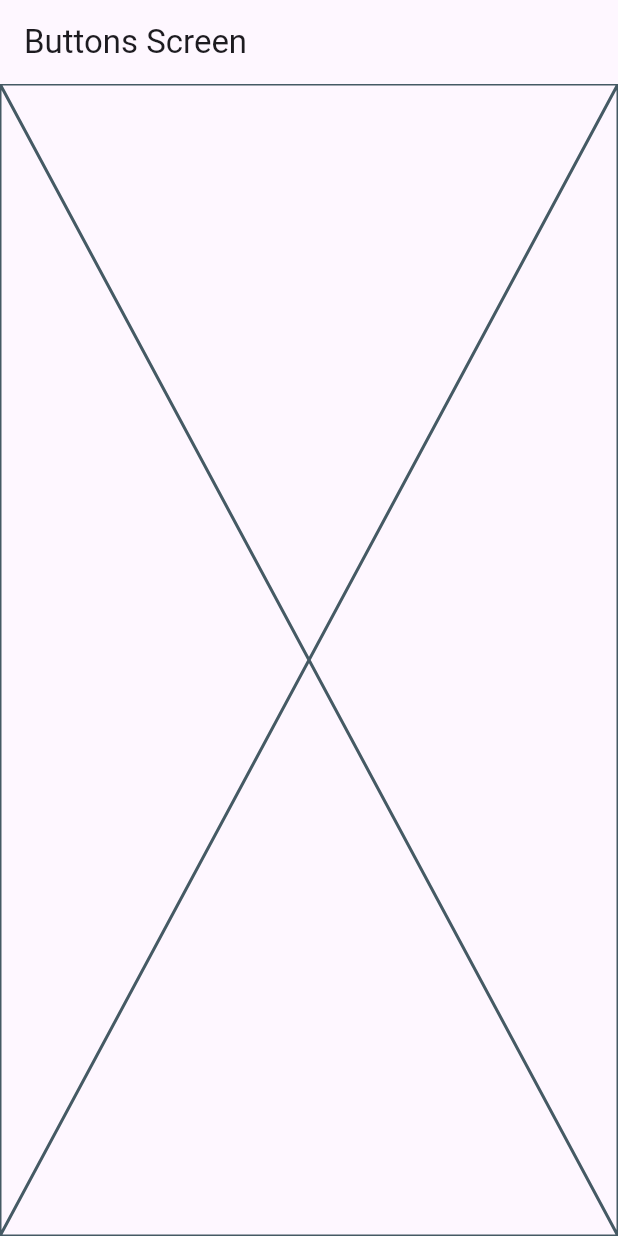
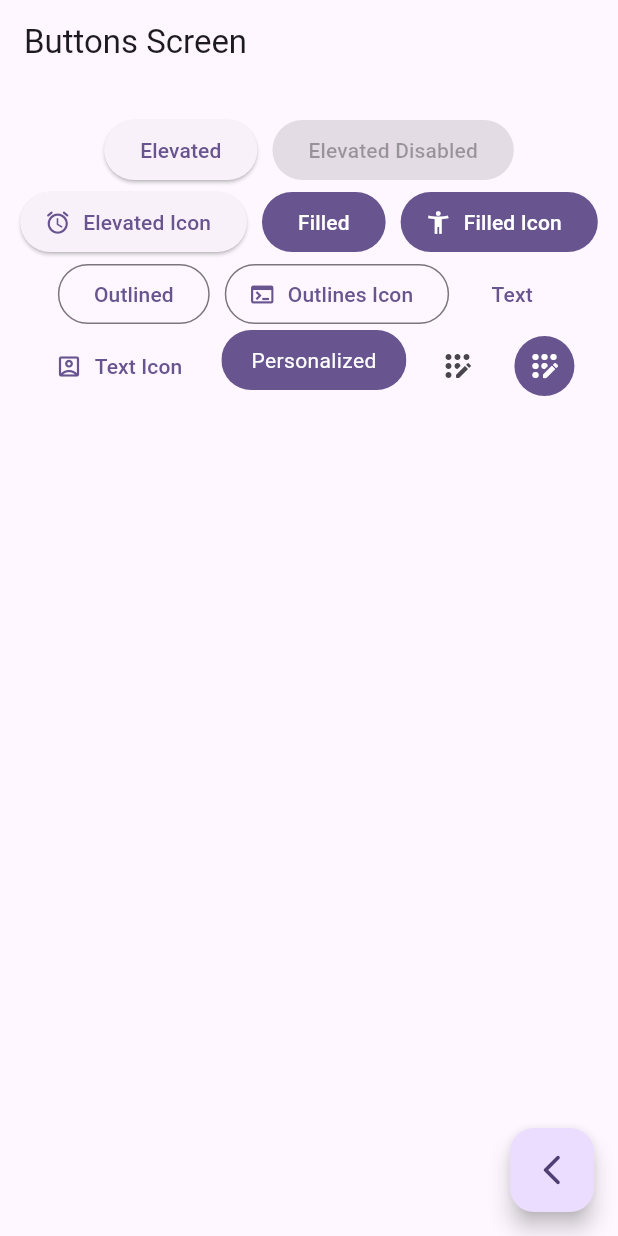
Before and after one commit to and-r22/widgets_app, a Flutter app: the ButtonsScreen screen opened by its route, on a phone screen of 412 x 824 dp. Run offline on Flutter 3.47's test engine with Material 3 defaults, Android fonts, the phone set to English and light mode, and no system bars; our stand-ins replace go_router.

Commit message:
update button screen

```diff
--- a/analysis_options.yaml
+++ b/analysis_options.yaml
@@ -5,3 +5,4 @@ analyzer:
     eol_at_end_of_file: ignore
     require_trailing_commas: ignore
     sort_constructors_first: ignore
+    lines_longer_than_80_chars: ignore
--- a/lib/main.dart
+++ b/lib/main.dart
@@ -1,9 +1,6 @@
 import 'package:flutter/material.dart';
 import 'package:widgets_app/config/router/app_router.dart';
 import 'package:widgets_app/config/theme/app_theme.dart';
-import 'package:widgets_app/presentation/screens/buttons/buttons_screen.dart';
-import 'package:widgets_app/presentation/screens/cards/cards_screen.dart';
-import 'package:widgets_app/presentation/screens/home/home_screen.dart';
 
 void main() {
   runApp(const MainApp());
--- a/lib/presentation/screens/buttons/buttons_screen.dart
+++ b/lib/presentation/screens/buttons/buttons_screen.dart
@@ -1,4 +1,5 @@
 import 'package:flutter/material.dart';
+import 'package:go_router/go_router.dart';
 
 class ButtonsScreen extends StatelessWidget {
 
@@ -12,7 +13,125 @@ class ButtonsScreen extends StatelessWidget {
       appBar: AppBar(
         title: const Text('Buttons Screen'),
       ),
-      body: const Placeholder(),
+      body: const _ButtonsView(),
+      floatingActionButton: FloatingActionButton(
+        child: const Icon( Icons.arrow_back_ios_new_rounded ),
+        onPressed: () {
+          context.pop();
+        }
+      ),
     );
   }
 }
+
+class _ButtonsView extends StatelessWidget {
+  const _ButtonsView();
+
+  @override
+  Widget build(BuildContext context) {
+
+    final colors = Theme.of(context).colorScheme;
+
+    return SizedBox(
+      width: double.infinity,
+      child: Padding(
+        padding: const EdgeInsets.symmetric(horizontal: 10, vertical: 20),
+        child: Wrap(
+          spacing: 10,
+          alignment: WrapAlignment.center,
+          children: [
+            ElevatedButton(
+              onPressed: () {},
+              child: const Text('Elevated')
+            ),
+
+            const ElevatedButton(
+              onPressed: null,
+              child: Text('Elevated Disabled')
+            ),
+
+            ElevatedButton.icon(
+              onPressed: () {},
+              icon: const Icon( Icons.access_alarm_rounded),
+              label: const Text('Elevated Icon')
+            ),
+
+            FilledButton(
+              onPressed: () {},
+            child: const Text('Filled')
+            ),
+
+            FilledButton.icon(
+              onPressed: () {},
+              icon: const Icon( Icons.accessibility_new ),
+              label: const Text('Filled Icon')
+            ),
+
+            OutlinedButton(
+              onPressed: () {},
+              child: const Text('Outlined')
+            ),
+
+            OutlinedButton.icon(
+              onPressed: () {},
+              icon: const Icon(Icons.terminal ),
+              label: const Text('Outlines Icon'),
+            ),
+
+            TextButton(
+              onPressed: () {},
+              child: const Text('Text')
+            ),
+
+            TextButton.icon(
+              onPressed: () {},
+              icon: const Icon(Icons.account_box_outlined),
+              label: const Text('Text Icon'),
+            ),
+
+            const CustomButton(),
+
+            IconButton(
+              onPressed: () {},
+              icon: const Icon(Icons.app_registration_rounded),
+            ),
+
+            IconButton(
+              onPressed: () {},
+              icon: const Icon(Icons.app_registration_rounded),
+              style: ButtonStyle(
+                backgroundColor: WidgetStatePropertyAll(colors.primary),
+                iconColor: const WidgetStatePropertyAll(Colors.white)
+              ),
+            )
+
+          ],
+        ),
+      ),
+    );
+  }
+}
+
+class CustomButton extends StatelessWidget {
+  const CustomButton({super.key});
+
+  @override
+  Widget build(BuildContext context) {
+
+    final colors = Theme.of(context).colorScheme;
+
+    return ClipRRect(
+      borderRadius: BorderRadius.circular(20),
+      child: Material(
+        color: colors.primary,
+        child: InkWell(
+          onTap: () {},
+          child: const Padding(
+            padding: EdgeInsets.symmetric(horizontal: 20, vertical: 10),
+            child: Text('Personalized', style: TextStyle(color: Colors.white),),
+          ),
+        ),
+      ),
+    );
+  }
+}
--- a/lib/presentation/screens/home/home_screen.dart
+++ b/lib/presentation/screens/home/home_screen.dart
@@ -1,7 +1,6 @@
 import 'package:flutter/material.dart';
 import 'package:go_router/go_router.dart';
 import 'package:widgets_app/config/menu/menu_items.dart';
-import 'package:widgets_app/presentation/screens/screens.dart';
 
 class HomeScreen extends StatelessWidget {
 
```
